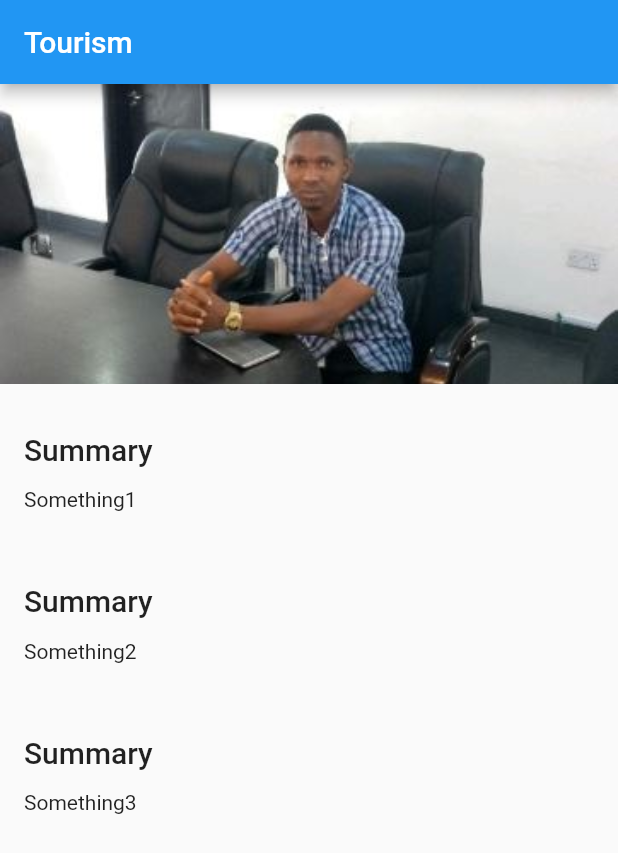
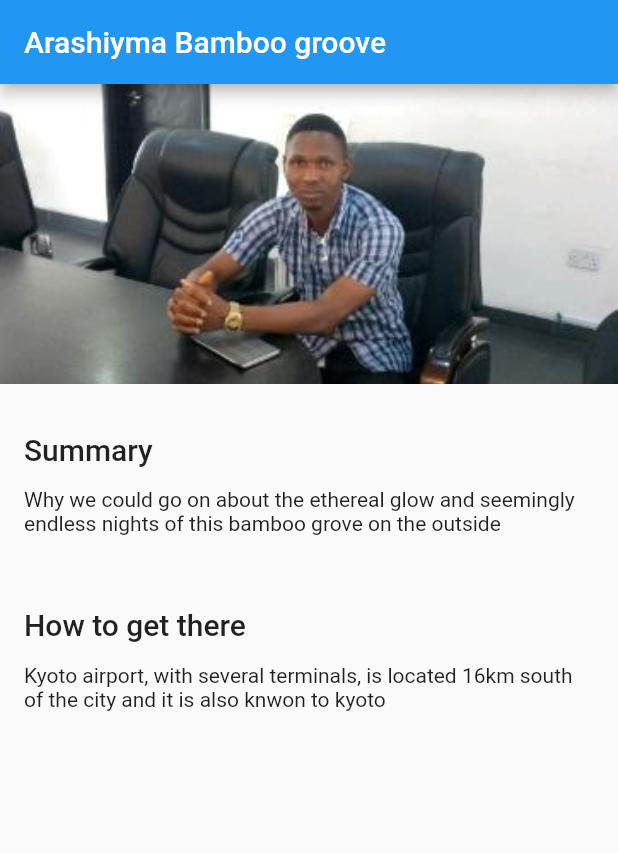
Before and after one commit to ernestkoko/tourism, a Flutter app: the screen it shows after launch, on a phone screen of 412 x 824 dp. Shown: the top 853 px of the screen. Run offline on Flutter 3.47's test engine with Material 2 defaults, Android fonts, the phone set to English and light mode, and no system bars.

Commit message:
Cascaded the Text session

```diff
--- /dev/null
+++ b/lib/models/location.dart
@@ -0,0 +1,21 @@
+import 'location_fact.dart';
+class Location {
+  String name;
+  String imagePath;
+  final List<LocationFact> facts;
+  //constructor
+Location(this.name, this.imagePath, this.facts);
+
+  static List<Location> fetchAll(){
+    return [
+      Location('Arashiyma Bamboo groove',
+          'assets/images/Ernest.JPG',[
+            LocationFact('Summary', 'Why we could go on about the ethereal glow '
+                'and seemingly endless nights of this bamboo grove on the outside'),
+            LocationFact('How to get there',
+                'Kyoto airport, with several terminals, is located 16km south of '
+                    'the city and it is also knwon to kyoto')
+          ])
+    ];
+  }
+}
--- /dev/null
+++ b/lib/models/location_fact.dart
@@ -0,0 +1,10 @@
+
+import 'package:tourism/models/location.dart';
+
+class LocationFact{
+  final String title;
+  final String text;
+  LocationFact(this.title, this.text);
+
+
+}
--- a/lib/screens/location_details/location_details.dart
+++ b/lib/screens/location_details/location_details.dart
@@ -3,13 +3,16 @@ import 'package:flutter/material.dart';
 import 'package:tourism/screens/location_details/text_section.dart';
 import 'text_section.dart';
 import 'image_banner.dart';
+import '../../models/location.dart';
 
 class LocationDetails extends StatelessWidget {
   @override
   Widget build(BuildContext context) {
+    final locations = Location.fetchAll();  // calling fetchall
+    final location = locations.first;  //assigns given location
     return Scaffold(
       appBar: AppBar(
-        title: Text('Tourism'),
+        title: Text(location.name), // takes the name of the location
       ),
       body: Column(
           mainAxisAlignment: MainAxisAlignment
@@ -17,11 +20,12 @@ class LocationDetails extends StatelessWidget {
           crossAxisAlignment:
               CrossAxisAlignment.stretch, // this is horizontally
           children: [
-            ImageBanner("assets/images/Ernest.JPG"),
-            TextSection("Summary", "Something1"),
-            TextSection("Summary", "Something2"),
-            TextSection("Summary", "Something3"),
-          ]),
+            ImageBanner(location.imagePath),//takes the image from location
+
+          ]..addAll(textSection(location))),
     );
   }
+  List<Widget> textSection(Location location){
+    return location.facts.map((fact) => TextSection(fact.title, fact.text)).toList();
+  }
 }
```
